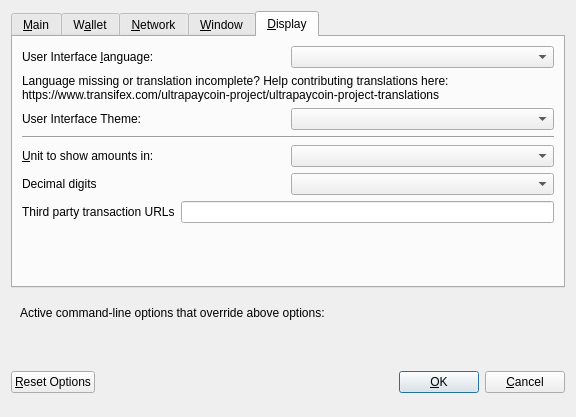
This is src/qt/forms/optionsdialog.ui in DEATHMAN3452/UltraPayCoin as Qt 5 draws it before an edit. The edited form follows.
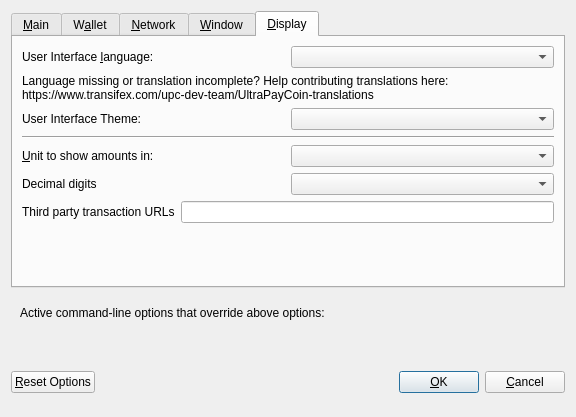
This is the edited form. The open tabs and pages were chosen to show the change. Custom widgets are drawn as their Qt base class.

The edit to the form file:
```diff
--- a/src/qt/forms/optionsdialog.ui
+++ b/src/qt/forms/optionsdialog.ui
@@ -476,7 +476,7 @@
          </property>
          <property name="text">
           <string>Language missing or translation incomplete? Help contributing translations here:
-https://www.transifex.com/ultrapaycoin-project/ultrapaycoin-project-translations</string>
+https://www.transifex.com/upc-dev-team/UltraPayCoin-translations</string>
          </property>
          <property name="wordWrap">
           <bool>true</bool>
```
